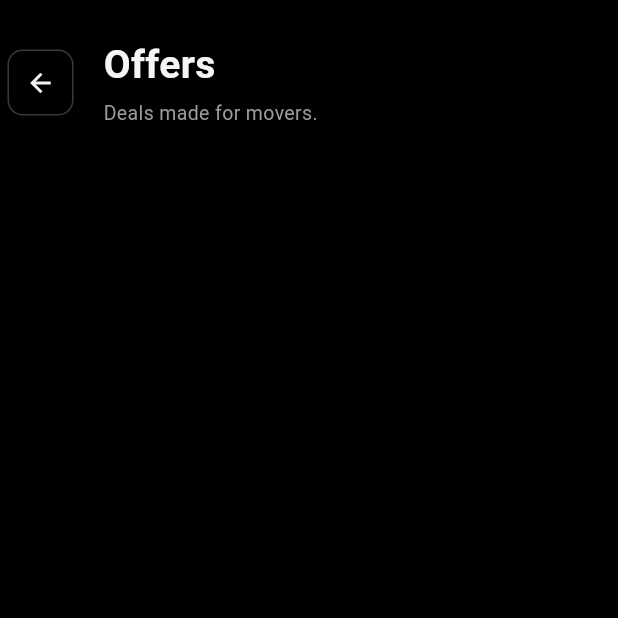
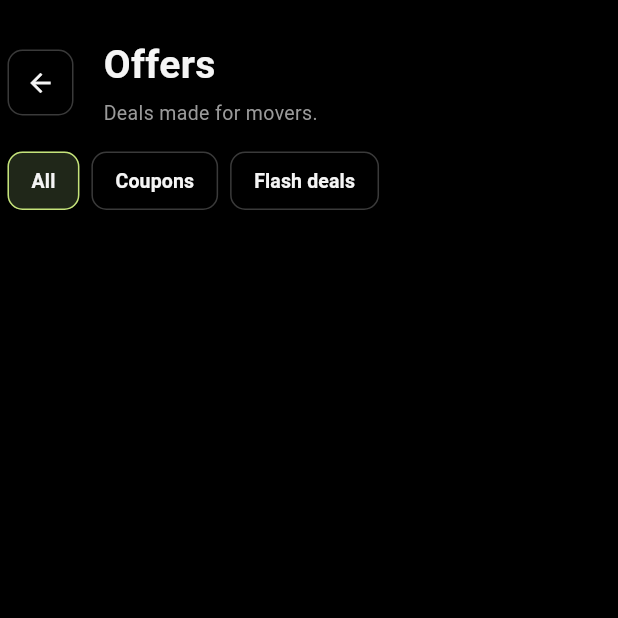
Before and after one commit to Cyanide07x/Cynx_Kage, a Flutter app: the OfferScreen screen opened directly, on a phone screen of 412 x 824 dp, the top half of it. Run offline on Flutter 3.47's test engine with Material 3 defaults, Android fonts, the phone set to English and light mode, and no system bars; our stand-ins replace flutter_svg, shared_preferences; accounts and stored records are empty.

Commit message:
New Widget Added into the app named as Offer_filter_button and also added in the offer screen

```diff
--- a/lib/screens/offers/offers_screen.dart
+++ b/lib/screens/offers/offers_screen.dart
@@ -1,21 +1,30 @@
 import 'package:flutter/material.dart';
 import '../../theme/appcolors.dart';
+import '../../widgets/offer_filter_button.dart';
 
-class OfferScreen extends StatelessWidget {
+class OfferScreen extends StatefulWidget {
   const OfferScreen({super.key});
+
+  @override
+  State<OfferScreen> createState() => _OfferScreenState();
+}
+
+class _OfferScreenState extends State<OfferScreen> {
+  String selectedFilter = 'All';
 
   @override
   Widget build(BuildContext context) {
     return Scaffold(
       backgroundColor: AppColors.appBackground,
       body: SafeArea(
-        child: Padding(padding: const EdgeInsets.only(left: 5, right:20),
-
+        child: Padding(
+          padding: const EdgeInsets.only(left: 5, right: 20),
           child: Column(
             crossAxisAlignment: CrossAxisAlignment.start,
             children: [
               const SizedBox(height: 25),
 
+              // Header
               Row(
                 children: [
                   Container(
@@ -31,7 +40,7 @@ Row(
                     child: IconButton(
                       padding: EdgeInsets.zero,
                       onPressed: () {
-          // Back button action
+                        Navigator.of(context).maybePop();
                       },
                       icon: const Icon(
                         Icons.arrow_back,
@@ -67,6 +76,42 @@ Row(
                 ],
               ),
 
+              const SizedBox(height: 16),
+
+              // Offer filter buttons
+              Row(
+                children: [
+                  OfferFilterButton(
+                    title: 'All',
+                    isSelected: selectedFilter == 'All',
+                    onTap: () {
+                      setState(() {
+                        selectedFilter = 'All';
+                      });
+                    },
+                  ),
+                  const SizedBox(width: 8),
+                  OfferFilterButton(
+                    title: 'Coupons',
+                    isSelected: selectedFilter == 'Coupons',
+                    onTap: () {
+                      setState(() {
+                        selectedFilter = 'Coupons';
+                      });
+                    },
+                  ),
+                  const SizedBox(width: 8),
+                  OfferFilterButton(
+                    title: 'Flash deals',
+                    isSelected: selectedFilter == 'Flash deals',
+                    onTap: () {
+                      setState(() {
+                        selectedFilter = 'Flash deals';
+                      });
+                    },
+                  ),
+                ],
+              ),
             ],
           ),
         ),
--- /dev/null
+++ b/lib/widgets/offer_filter_button.dart
@@ -0,0 +1,50 @@
+
+import 'package:flutter/material.dart';
+import '../theme/appcolors.dart';
+
+class OfferFilterButton extends StatelessWidget {
+  final String title;
+  final bool isSelected;
+  final VoidCallback onTap;
+
+  const OfferFilterButton({
+    super.key,
+    required this.title,
+    required this.isSelected,
+    required this.onTap,
+  });
+
+  @override
+  Widget build(BuildContext context) {
+    return OutlinedButton(
+      onPressed: onTap,
+      style: OutlinedButton.styleFrom(
+        foregroundColor: AppColors.text,
+        backgroundColor: isSelected
+            ? const Color(0xFF202719)
+            : Colors.transparent,
+        side: BorderSide(
+          color: isSelected
+              ? const Color(0xFFC5E37A)
+              : AppColors.border,
+        ),
+        shape: RoundedRectangleBorder(
+          borderRadius: BorderRadius.circular(10),
+        ),
+        padding: const EdgeInsets.symmetric(
+          horizontal: 16,
+          vertical: 10,
+        ),
+        minimumSize: const Size(0, 0),
+        tapTargetSize: MaterialTapTargetSize.shrinkWrap,
+      ),
+      child: Text(
+        title,
+        style: const TextStyle(
+          fontSize: 13,
+          fontWeight: FontWeight.w600,
+        ),
+      ),
+    );
+  }
+}
```
Lines whose indentation alone changed are shown as unchanged.
